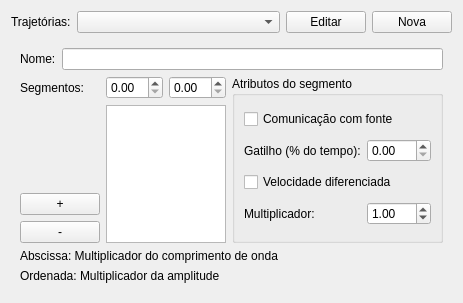
Before: the Qt Designer form Source/ui/customtrajconfig.ui in rafaelppires/weldway, drawn with Qt 5.
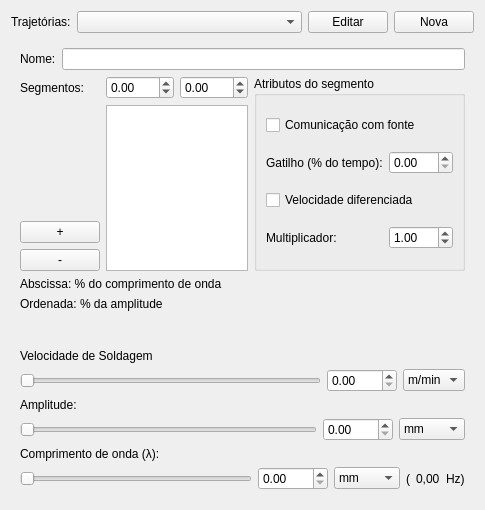
After: the same form once the commit is applied.

```diff
--- a/Source/ui/customtrajconfig.ui
+++ b/Source/ui/customtrajconfig.ui
@@ -6,8 +6,8 @@
    <rect>
     <x>0</x>
     <y>0</y>
-    <width>390</width>
-    <height>303</height>
+    <width>467</width>
+    <height>510</height>
    </rect>
   </property>
   <property name="windowTitle">
@@ -58,74 +58,6 @@
    <item>
     <widget class="QWidget" name="editWidget" native="true">
      <layout class="QGridLayout" name="gridLayout_3">
-      <item row="0" column="0" colspan="2">
-       <layout class="QHBoxLayout" name="horizontalLayout_2">
-        <item>
-         <widget class="QLabel" name="label_7">
-          <property name="text">
-           <string>Nome:</string>
-          </property>
-         </widget>
-        </item>
-        <item>
-         <widget class="QLineEdit" name="trajNameLineEdit"/>
-        </item>
-       </layout>
-      </item>
-      <item row="1" column="0">
-       <layout class="QGridLayout" name="gridLayout">
-        <item row="0" column="0">
-         <widget class="QLabel" name="label">
-          <property name="text">
-           <string>Segmentos:</string>
-          </property>
-         </widget>
-        </item>
-        <item row="0" column="2">
-         <widget class="QDoubleSpinBox" name="ycoordSpinBox"/>
-        </item>
-        <item row="0" column="1">
-         <widget class="QDoubleSpinBox" name="xcoordSpinBox"/>
-        </item>
-        <item row="1" column="1" rowspan="4" colspan="2">
-         <widget class="QListWidget" name="pointListWidget"/>
-        </item>
-        <item row="4" column="0">
-         <widget class="QPushButton" name="delPtButton">
-          <property name="text">
-           <string>-</string>
-          </property>
-         </widget>
-        </item>
-        <item row="3" column="0">
-         <widget class="QPushButton" name="addPtButton">
-          <property name="sizePolicy">
-           <sizepolicy hsizetype="Minimum" vsizetype="Fixed">
-            <horstretch>0</horstretch>
-            <verstretch>0</verstretch>
-           </sizepolicy>
-          </property>
-          <property name="text">
-           <string>+</string>
-          </property>
-         </widget>
-        </item>
-       </layout>
-      </item>
-      <item row="2" column="0" colspan="2">
-       <widget class="QLabel" name="label_3">
-        <property name="text">
-         <string>Abscissa: Multiplicador do comprimento de onda</string>
-        </property>
-       </widget>
-      </item>
-      <item row="3" column="0" colspan="2">
-       <widget class="QLabel" name="label_4">
-        <property name="text">
-         <string>Ordenada: Multiplicador da amplitude</string>
-        </property>
-       </widget>
-      </item>
       <item row="1" column="1">
        <widget class="QGroupBox" name="groupBox">
         <property name="title">
@@ -186,7 +118,89 @@
         </layout>
        </widget>
       </item>
-      <item row="4" column="0">
+      <item row="0" column="0" colspan="2">
+       <layout class="QHBoxLayout" name="horizontalLayout_2">
+        <item>
+         <widget class="QLabel" name="label_7">
+          <property name="text">
+           <string>Nome:</string>
+          </property>
+         </widget>
+        </item>
+        <item>
+         <widget class="QLineEdit" name="trajNameLineEdit"/>
+        </item>
+       </layout>
+      </item>
+      <item row="3" column="0" colspan="2">
+       <widget class="QLabel" name="label_4">
+        <property name="text">
+         <string>Ordenada: % da amplitude</string>
+        </property>
+       </widget>
+      </item>
+      <item row="1" column="0">
+       <layout class="QGridLayout" name="gridLayout">
+        <item row="0" column="0">
+         <widget class="QLabel" name="label">
+          <property name="text">
+           <string>Segmentos:</string>
+          </property>
+         </widget>
+        </item>
+        <item row="0" column="2">
+         <widget class="QDoubleSpinBox" name="ycoordSpinBox">
+          <property name="minimum">
+           <double>-500.000000000000000</double>
+          </property>
+          <property name="maximum">
+           <double>500.000000000000000</double>
+          </property>
+         </widget>
+        </item>
+        <item row="0" column="1">
+         <widget class="QDoubleSpinBox" name="xcoordSpinBox">
+          <property name="minimum">
+           <double>-500.000000000000000</double>
+          </property>
+          <property name="maximum">
+           <double>500.000000000000000</double>
+          </property>
+         </widget>
+        </item>
+        <item row="1" column="1" rowspan="4" colspan="2">
+         <widget class="QListWidget" name="pointListWidget"/>
+        </item>
+        <item row="4" column="0">
+         <widget class="QPushButton" name="delPtButton">
+          <property name="text">
+           <string>-</string>
+          </property>
+         </widget>
+        </item>
+        <item row="3" column="0">
+         <widget class="QPushButton" name="addPtButton">
+          <property name="sizePolicy">
+           <sizepolicy hsizetype="Minimum" vsizetype="Fixed">
+            <horstretch>0</horstretch>
+            <verstretch>0</verstretch>
+           </sizepolicy>
+          </property>
+          <property name="text">
+           <string>+</string>
+          </property>
+         </widget>
+        </item>
+       </layout>
+      </item>
+      <item row="2" column="0" colspan="2">
+       <widget class="QLabel" name="label_3">
+        <property name="text">
+         <string>Abscissa: % do comprimento de onda</string>
+        </property>
+       </widget>
+      </item>
+      <item row="4" column="0" colspan="2">
        <spacer name="verticalSpacer">
         <property name="orientation">
          <enum>Qt::Vertical</enum>
@@ -202,6 +216,246 @@
      </layout>
     </widget>
    </item>
+   <item>
+    <spacer name="verticalSpacer_2">
+     <property name="orientation">
+      <enum>Qt::Vertical</enum>
+     </property>
+     <property name="sizeHint" stdset="0">
+      <size>
+       <width>20</width>
+       <height>40</height>
+      </size>
+     </property>
+    </spacer>
+   </item>
+   <item>
+    <widget class="QWidget" name="paramsWidget" native="true">
+     <layout class="QVBoxLayout" name="verticalLayout_4">
+      <item>
+       <layout class="QGridLayout" name="gridLayout_12">
+        <item row="1" column="0">
+         <widget class="QSlider" name="trWeldSpeedSlider">
+          <property name="maximum">
+           <number>300</number>
+          </property>
+          <property name="orientation">
+           <enum>Qt::Horizontal</enum>
+          </property>
+         </widget>
+        </item>
+        <item row="1" column="2">
+         <widget class="QComboBox" name="trWeldSpeedUnitComboBox">
+          <item>
+           <property name="text">
+            <string>m/min</string>
+           </property>
+          </item>
+          <item>
+           <property name="text">
+            <string>mm/s</string>
+           </property>
+          </item>
+          <item>
+           <property name="text">
+            <string>rpm</string>
+           </property>
+          </item>
+          <item>
+           <property name="text">
+            <string>rps</string>
+           </property>
+          </item>
+         </widget>
+        </item>
+        <item row="0" column="0">
+         <widget class="QLabel" name="label_14">
+          <property name="text">
+           <string>Velocidade de Soldagem</string>
+          </property>
+         </widget>
+        </item>
+        <item row="1" column="1">
+         <widget class="QDoubleSpinBox" name="trWeldSpeedSpinBox">
+          <property name="minimumSize">
+           <size>
+            <width>70</width>
+            <height>0</height>
+           </size>
+          </property>
+         </widget>
+        </item>
+       </layout>
+      </item>
+      <item>
+       <layout class="QGridLayout" name="gridLayout_6">
+        <item row="1" column="0">
+         <widget class="QSlider" name="trAmplitudeSlider">
+          <property name="maximum">
+           <number>300</number>
+          </property>
+          <property name="orientation">
+           <enum>Qt::Horizontal</enum>
+          </property>
+         </widget>
+        </item>
+        <item row="1" column="1">
+         <widget class="QDoubleSpinBox" name="trAmplitudeSpinBox">
+          <property name="minimumSize">
+           <size>
+            <width>70</width>
+            <height>0</height>
+           </size>
+          </property>
+         </widget>
+        </item>
+        <item row="1" column="2">
+         <widget class="QComboBox" name="trAmplitudeUnitComboBox">
+          <property name="sizeIncrement">
+           <size>
+            <width>0</width>
+            <height>0</height>
+           </size>
+          </property>
+          <item>
+           <property name="text">
+            <string>mm</string>
+           </property>
+          </item>
+          <item>
+           <property name="text">
+            <string>cm</string>
+           </property>
+          </item>
+          <item>
+           <property name="text">
+            <string>m</string>
+           </property>
+          </item>
+          <item>
+           <property name="text">
+            <string>pulsos</string>
+           </property>
+          </item>
+          <item>
+           <property name="text">
+            <string>&quot;</string>
+           </property>
+          </item>
+         </widget>
+        </item>
+        <item row="0" column="0">
+         <widget class="QLabel" name="label_9">
+          <property name="text">
+           <string>Amplitude:</string>
+          </property>
+         </widget>
+        </item>
+       </layout>
+      </item>
+      <item>
+       <layout class="QGridLayout" name="gridLayout_10">
+        <item row="1" column="1">
+         <widget class="QDoubleSpinBox" name="trLambdaSpinBox">
+          <property name="minimumSize">
+           <size>
+            <width>70</width>
+            <height>0</height>
+           </size>
+          </property>
+         </widget>
+        </item>
+        <item row="1" column="2">
+         <widget class="QComboBox" name="trLambdaUnitComboBox">
+          <property name="sizeIncrement">
+           <size>
+            <width>0</width>
+            <height>0</height>
+           </size>
+          </property>
+          <item>
+           <property name="text">
+            <string>mm</string>
+           </property>
+          </item>
+          <item>
+           <property name="text">
+            <string>cm</string>
+           </property>
+          </item>
+          <item>
+           <property name="text">
+            <string>m</string>
+           </property>
+          </item>
+          <item>
+           <property name="text">
+            <string>pulsos</string>
+           </property>
+          </item>
+          <item>
+           <property name="text">
+            <string>&quot;</string>
+           </property>
+          </item>
+         </widget>
+        </item>
+        <item row="1" column="0">
+         <widget class="QSlider" name="trLambdaSlider">
+          <property name="maximum">
+           <number>300</number>
+          </property>
+          <property name="orientation">
+           <enum>Qt::Horizontal</enum>
+          </property>
+         </widget>
+        </item>
+        <item row="0" column="0">
+         <widget class="QLabel" name="label_33">
+          <property name="text">
+           <string>Comprimento de onda (λ):</string>
+          </property>
+         </widget>
+        </item>
+        <item row="1" column="5">
+         <widget class="QLabel" name="label_15">
+          <property name="text">
+           <string>Hz)</string>
+          </property>
+         </widget>
+        </item>
+        <item row="1" column="4">
+         <widget class="QLabel" name="frLabel">
+          <property name="text">
+           <string>0,00</string>
+          </property>
+         </widget>
+        </item>
+        <item row="1" column="3">
+         <widget class="QLabel" name="label_12">
+          <property name="text">
+           <string>(</string>
+          </property>
+         </widget>
+        </item>
+       </layout>
+      </item>
+     </layout>
+    </widget>
+   </item>
+   <item>
+    <spacer name="verticalSpacer_3">
+     <property name="orientation">
+      <enum>Qt::Vertical</enum>
+     </property>
+     <property name="sizeHint" stdset="0">
+      <size>
+       <width>20</width>
+       <height>40</height>
+      </size>
+     </property>
+    </spacer>
+   </item>
   </layout>
  </widget>
  <resources/>
```
Left out of the diff: 2 changed lines with no effect on the pictures.
